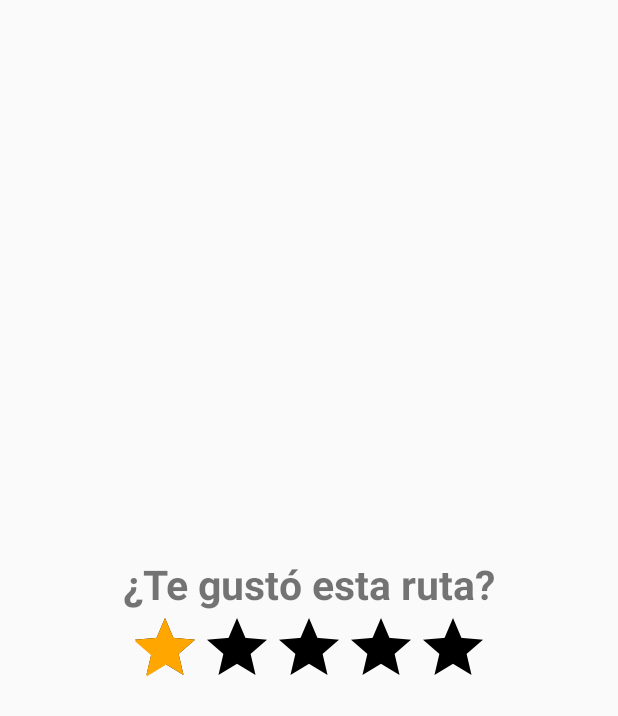
After one commit to compumovil2010/sendismapp, an Android app: the layout ly_calificacion.xml on its own in the app's theme, with its tools: preview values and no code run, on a phone screen of 412 x 824 dp. The commit adds this screen. Shown: the top 716 px of the screen. Run offline under Robolectric (Android 15) with nearby library versions, the phone set to English and light mode, and no system bars.

Commit message:
vista calificacion

```diff
--- a/app/src/main/AndroidManifest.xml
+++ b/app/src/main/AndroidManifest.xml
@@ -9,6 +9,7 @@
         android:roundIcon="@mipmap/ic_launcher_round"
         android:supportsRtl="true"
         android:theme="@style/AppTheme">
+        <activity android:name=".Calificacion"></activity>
         <activity android:name=".MainActivity">
             <intent-filter>
                 <action android:name="android.intent.action.MAIN" />
--- a/app/src/main/java/com/example/sendismapp/MainActivity.java
+++ b/app/src/main/java/com/example/sendismapp/MainActivity.java
@@ -2,6 +2,7 @@ package com.example.sendismapp;
 
 import androidx.appcompat.app.AppCompatActivity;
 
+import android.content.Intent;
 import android.os.Bundle;
 
 public class MainActivity extends AppCompatActivity {
@@ -10,5 +11,7 @@ public class MainActivity extends AppCompatActivity {
     protected void onCreate(Bundle savedInstanceState) {
         super.onCreate(savedInstanceState);
         setContentView(R.layout.activity_main);
+        //startActivity(new Intent(this,Calificacion.class)); //vistaCalificacion
+
     }
 }
--- /dev/null
+++ b/app/src/main/res/layout/ly_calificacion.xml
@@ -0,0 +1,34 @@
+<?xml version="1.0" encoding="utf-8"?>
+<androidx.constraintlayout.widget.ConstraintLayout
+    xmlns:android="http://schemas.android.com/apk/res/android"
+    xmlns:app="http://schemas.android.com/apk/res-auto"
+    android:layout_width="wrap_content"
+    android:layout_height="wrap_content"
+    android:layout_gravity="center"
+    >
+
+    <TextView
+        android:id="@+id/tvEstrellas"
+        android:layout_width="wrap_content"
+        android:layout_height="wrap_content"
+        android:text="@string/textoEstrellas"
+        android:textStyle="bold"
+        android:textSize="27sp"
+        app:layout_constraintBottom_toTopOf="@id/estrellas"
+        app:layout_constraintEnd_toEndOf="parent"
+        app:layout_constraintStart_toStartOf="parent" />
+
+    <RatingBar
+        android:id="@+id/estrellas"
+        android:layout_width="wrap_content"
+        android:layout_height="wrap_content"
+        android:layout_marginTop="50dp"
+        android:numStars="5"
+        android:stepSize="1"
+        android:rating="1"
+        android:progressBackgroundTint="@color/estrellaVacia"
+        app:layout_constraintEnd_toEndOf="parent"
+        app:layout_constraintStart_toStartOf="parent"
+        app:layout_constraintTop_toTopOf="parent" />
+
+</androidx.constraintlayout.widget.ConstraintLayout>
--- a/app/src/main/res/values/colors.xml
+++ b/app/src/main/res/values/colors.xml
@@ -2,5 +2,6 @@
 <resources>
     <color name="colorPrimary">#008577</color>
     <color name="colorPrimaryDark">#00574B</color>
-    <color name="colorAccent">#D81B60</color>
+    <color name="colorAccent">#FFA600</color>
+    <color name="estrellaVacia">#000000</color>
 </resources>
--- a/app/src/main/res/values/strings.xml
+++ b/app/src/main/res/values/strings.xml
@@ -1,3 +1,4 @@
 <resources>
     <string name="app_name">sendismapp</string>
+    <string name="textoEstrellas">¿Te gustó esta ruta?</string>
 </resources>
--- a/build.gradle
+++ b/build.gradle
@@ -7,7 +7,7 @@ buildscript {
 
     }
     dependencies {
-        classpath 'com.android.tools.build:gradle:3.5.3'
+        classpath 'com.android.tools.build:gradle:3.6.1'
 
         // NOTE: Do not place your application dependencies here; they belong
         // in the individual module build.gradle files
```
Also changed, not shown: app/src/main/java/com/example/sendismapp/Calificacion.java (added, +37 -0 lines), app/src/main/res/layout/activity_calificacion.xml (added, +18 -0 lines), app/src/main/res/layout/activity_main.xml (+0 -8 lines), app/src/main/res/drawable/fondo_calificacion.PNG (added), gradle/wrapper/gradle-wrapper.properties.
